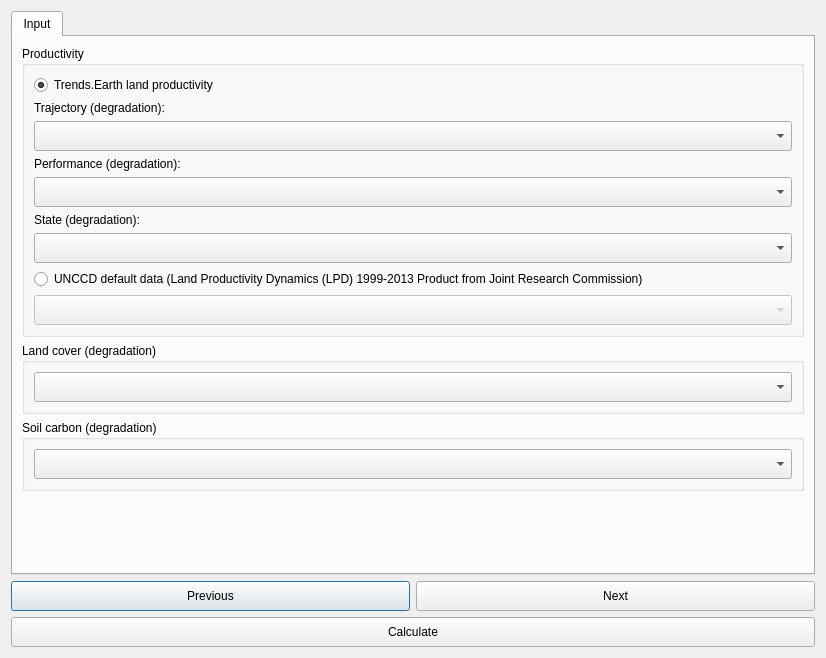
The window that LDMP/gui/DlgCalculateLDNSummaryTableAdmin.ui (ConservationInternational/trends.earth) describes before a commit, drawn with Qt 5.
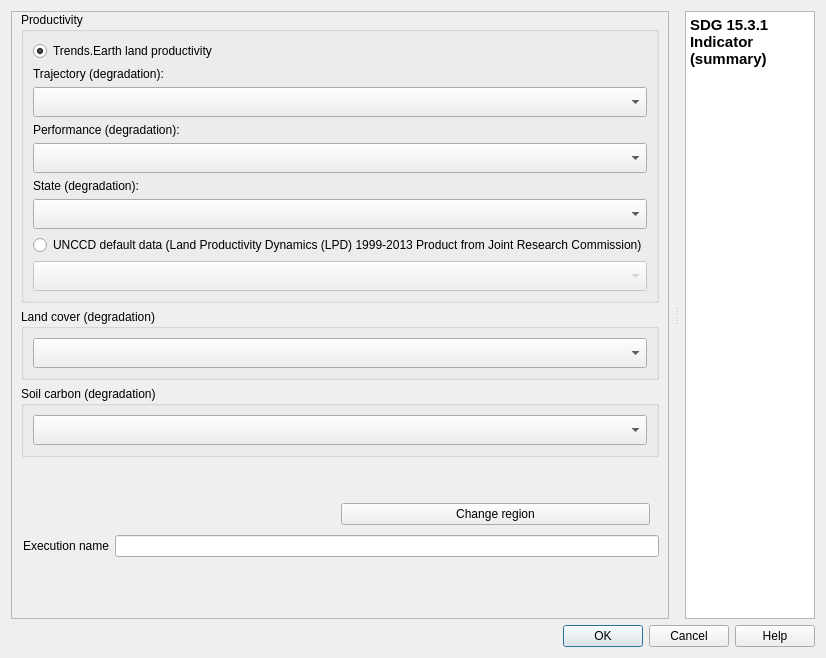
The same window after the commit. Custom widgets are drawn as their Qt base class.

Commit message: changes on all algorithm dialogs UI components

```diff
--- a/LDMP/gui/DlgCalculateLDNSummaryTableAdmin.ui
+++ b/LDMP/gui/DlgCalculateLDNSummaryTableAdmin.ui
@@ -21,24 +21,60 @@
   </property>
   <layout class="QVBoxLayout" name="verticalLayout">
    <item>
-    <widget class="QTabWidget" name="TabBox">
+    <widget class="QSplitter" name="splitter">
+     <property name="orientation">
+      <enum>Qt::Horizontal</enum>
+     </property>
+     <property name="handleWidth">
+      <number>16</number>
+     </property>
+     <widget class="QFrame" name="configurations">
      <property name="sizePolicy">
-      <sizepolicy hsizetype="Minimum" vsizetype="Expanding">
-       <horstretch>0</horstretch>
+       <sizepolicy hsizetype="Expanding" vsizetype="Expanding">
+        <horstretch>2</horstretch>
        <verstretch>0</verstretch>
       </sizepolicy>
      </property>
-     <property name="tabShape">
-      <enum>QTabWidget::Rounded</enum>
-     </property>
-     <property name="currentIndex">
+      <property name="frameShape">
+       <enum>QFrame::StyledPanel</enum>
+      </property>
+      <property name="frameShadow">
+       <enum>QFrame::Raised</enum>
+      </property>
+      <layout class="QVBoxLayout" name="verticalLayout_3">
+       <property name="leftMargin">
+        <number>9</number>
+       </property>
+       <property name="topMargin">
       <number>0</number>
      </property>
-     <widget class="QWidget" name="InputTab">
-      <attribute name="title">
-       <string>Input</string>
-      </attribute>
-      <layout class="QVBoxLayout" name="verticalLayout_2">
+       <property name="rightMargin">
+        <number>9</number>
+       </property>
+       <property name="bottomMargin">
+        <number>4</number>
+       </property>
+       <item>
+        <widget class="QFrame" name="setup_frame">
+         <property name="frameShape">
+          <enum>QFrame::NoFrame</enum>
+         </property>
+         <property name="frameShadow">
+          <enum>QFrame::Raised</enum>
+         </property>
+         <layout class="QVBoxLayout" name="verticalLayout_4">
+          <property name="leftMargin">
+           <number>0</number>
+          </property>
+          <property name="topMargin">
+           <number>0</number>
+          </property>
+          <property name="rightMargin">
+           <number>0</number>
+          </property>
+          <property name="bottomMargin">
+           <number>0</number>
+          </property>
        <item>
         <widget class="QGroupBox" name="groupBox">
          <property name="sizePolicy">
@@ -333,6 +369,78 @@
         </widget>
        </item>
        <item>
+           <spacer name="verticalSpacer">
+            <property name="orientation">
+             <enum>Qt::Vertical</enum>
+            </property>
+            <property name="sizeHint" stdset="0">
+             <size>
+              <width>20</width>
+              <height>40</height>
+             </size>
+            </property>
+           </spacer>
+          </item>
+         </layout>
+        </widget>
+       </item>
+       <item>
+        <layout class="QHBoxLayout" name="horizontalLayout">
+         <property name="leftMargin">
+          <number>5</number>
+         </property>
+         <property name="rightMargin">
+          <number>9</number>
+         </property>
+         <property name="bottomMargin">
+          <number>4</number>
+         </property>
+         <item>
+          <widget class="QLabel" name="region_la">
+           <property name="toolTip">
+            <string>The current selected region of interest</string>
+           </property>
+           <property name="text">
+            <string/>
+           </property>
+           <property name="wordWrap">
+            <bool>true</bool>
+           </property>
+          </widget>
+         </item>
+         <item>
+          <widget class="QPushButton" name="region_button">
+           <property name="toolTip">
+            <string>&lt;html&gt;&lt;head/&gt;&lt;body&gt;&lt;p&gt;Opens settings dialog in order to change region of interest.&lt;/p&gt;&lt;p&gt;&lt;br/&gt;&lt;/p&gt;&lt;/body&gt;&lt;/html&gt;</string>
+           </property>
+           <property name="text">
+            <string>Change region</string>
+           </property>
+          </widget>
+         </item>
+        </layout>
+       </item>
+       <item>
+        <layout class="QHBoxLayout" name="horizontalLayout_2">
+         <property name="leftMargin">
+          <number>2</number>
+         </property>
+         <item>
+          <widget class="QLabel" name="execution_name_la">
+           <property name="toolTip">
+            <string>Auto generated name for the task which can be edited</string>
+           </property>
+           <property name="text">
+            <string>Execution name</string>
+           </property>
+          </widget>
+         </item>
+         <item>
+          <widget class="QLineEdit" name="execution_name_le"/>
+         </item>
+        </layout>
+       </item>
+       <item>
         <spacer name="verticalSpacer_2">
          <property name="orientation">
           <enum>Qt::Vertical</enum>
@@ -347,68 +455,43 @@
        </item>
       </layout>
      </widget>
+     <widget class="QTextBrowser" name="alg_help">
+      <property name="sizePolicy">
+       <sizepolicy hsizetype="Expanding" vsizetype="Expanding">
+        <horstretch>0</horstretch>
+        <verstretch>0</verstretch>
+       </sizepolicy>
+      </property>
+      <property name="accessibleName">
+       <string/>
+      </property>
+      <property name="html">
+       <string>&lt;!DOCTYPE HTML PUBLIC &quot;-//W3C//DTD HTML 4.0//EN&quot; &quot;http://www.w3.org/TR/REC-html40/strict.dtd&quot;&gt;
+&lt;html&gt;&lt;head&gt;&lt;meta name=&quot;qrichtext&quot; content=&quot;1&quot; /&gt;&lt;style type=&quot;text/css&quot;&gt;
+p, li { white-space: pre-wrap; }
+&lt;/style&gt;&lt;/head&gt;&lt;body style=&quot; font-family:'Ubuntu'; font-size:11pt; font-weight:400; font-style:normal;&quot;&gt;
+&lt;p style=&quot; margin-top:0px; margin-bottom:0px; margin-left:0px; margin-right:0px; -qt-block-indent:0; text-indent:0px;&quot;&gt;&lt;span style=&quot; font-weight:600;&quot;&gt;SDG 15.3.1 Indicator (summary)&lt;/span&gt;&lt;/p&gt;
+&lt;p style=&quot;-qt-paragraph-type:empty; margin-top:0px; margin-bottom:0px; margin-left:0px; margin-right:0px; -qt-block-indent:0; text-indent:0px; font-weight:600;&quot;&gt;&lt;br /&gt;&lt;/p&gt;
+&lt;p style=&quot;-qt-paragraph-type:empty; margin-top:0px; margin-bottom:0px; margin-left:0px; margin-right:0px; -qt-block-indent:0; text-indent:0px;&quot;&gt;&lt;br /&gt;&lt;/p&gt;&lt;/body&gt;&lt;/html&gt;</string>
+      </property>
+      <property name="openExternalLinks">
+       <bool>true</bool>
+      </property>
+      <property name="openLinks">
+       <bool>false</bool>
+      </property>
+     </widget>
     </widget>
    </item>
    <item>
-    <layout class="QGridLayout" name="gridLayout_3">
-     <item row="0" column="0">
-      <widget class="QPushButton" name="button_prev">
-       <property name="sizePolicy">
-        <sizepolicy hsizetype="Minimum" vsizetype="Minimum">
-         <horstretch>0</horstretch>
-         <verstretch>0</verstretch>
-        </sizepolicy>
-       </property>
-       <property name="minimumSize">
-        <size>
-         <width>0</width>
-         <height>30</height>
-        </size>
-       </property>
-       <property name="text">
-        <string>Previous</string>
-       </property>
-      </widget>
-     </item>
-     <item row="0" column="1">
-      <widget class="QPushButton" name="button_next">
-       <property name="sizePolicy">
-        <sizepolicy hsizetype="Minimum" vsizetype="Minimum">
-         <horstretch>0</horstretch>
-         <verstretch>0</verstretch>
-        </sizepolicy>
-       </property>
-       <property name="minimumSize">
-        <size>
-         <width>0</width>
-         <height>30</height>
-        </size>
-       </property>
-       <property name="text">
-        <string>Next</string>
-       </property>
-      </widget>
-     </item>
-     <item row="1" column="0" colspan="2">
-      <widget class="QPushButton" name="button_calculate">
-       <property name="sizePolicy">
-        <sizepolicy hsizetype="Minimum" vsizetype="Minimum">
-         <horstretch>0</horstretch>
-         <verstretch>0</verstretch>
-        </sizepolicy>
-       </property>
-       <property name="minimumSize">
-        <size>
-         <width>0</width>
-         <height>30</height>
-        </size>
-       </property>
-       <property name="text">
-        <string>Calculate</string>
-       </property>
-      </widget>
-     </item>
-    </layout>
+    <widget class="QDialogButtonBox" name="button_box">
+     <property name="orientation">
+      <enum>Qt::Horizontal</enum>
+     </property>
+     <property name="standardButtons">
+      <set>QDialogButtonBox::Cancel|QDialogButtonBox::Help|QDialogButtonBox::Ok</set>
+     </property>
+    </widget>
    </item>
   </layout>
  </widget>
```
Left out of the diff: 51 changed lines with no effect on the pictures. Lines whose indentation alone changed are shown as unchanged. The commit also changes 17 other files.
